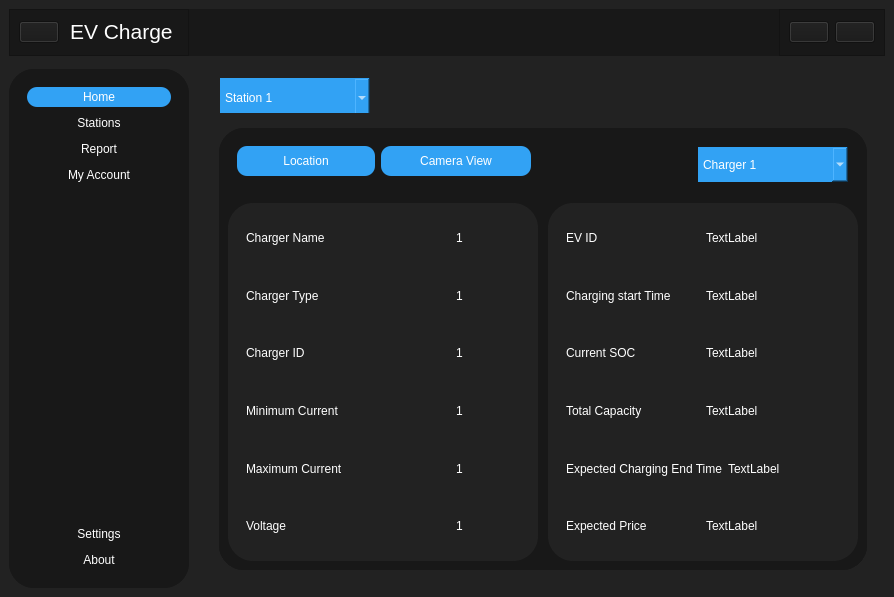
Old version of the form icons/main.ui in the repository Manjus17/project_EV.
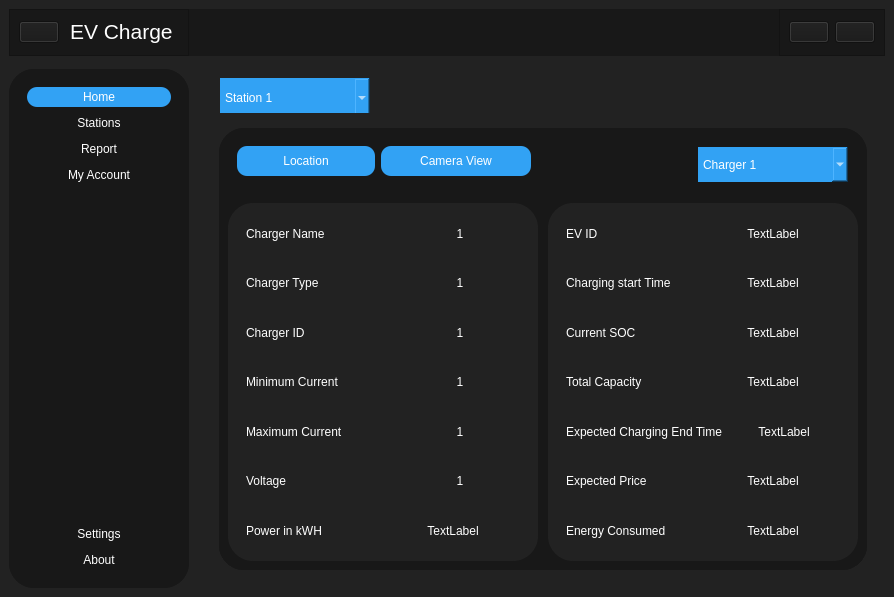
New version of the form. The open tabs and pages were chosen to show the change. Icons and pictures are not drawn. Custom widgets are drawn as their Qt base class.

```diff
--- a/icons/main.ui
+++ b/icons/main.ui
@@ -1166,7 +1166,7 @@
                                              </property>
                                             </widget>
                                            </item>
-                                           <item alignment="Qt::AlignHCenter">
+                                           <item>
                                             <widget class="QLabel" name="cname11_value_label">
                                              <property name="styleSheet">
                                               <string notr="true">color: rgb(255, 255, 255);
@@ -1175,6 +1175,9 @@
                                              <property name="text">
                                               <string>1</string>
                                              </property>
+                                             <property name="alignment">
+                                              <set>Qt::AlignCenter</set>
+                                             </property>
                                             </widget>
                                            </item>
                                           </layout>
@@ -1215,7 +1218,7 @@
                                              </property>
                                             </widget>
                                            </item>
-                                           <item alignment="Qt::AlignHCenter">
+                                           <item>
                                             <widget class="QLabel" name="ctype11_value_label">
                                              <property name="styleSheet">
                                               <string notr="true">color: rgb(255, 255, 255);
@@ -1224,6 +1227,9 @@
                                              <property name="text">
                                               <string>1</string>
                                              </property>
+                                             <property name="alignment">
+                                              <set>Qt::AlignCenter</set>
+                                             </property>
                                             </widget>
                                            </item>
                                           </layout>
@@ -1261,7 +1267,7 @@
                                              </property>
                                             </widget>
                                            </item>
-                                           <item alignment="Qt::AlignHCenter">
+                                           <item>
                                             <widget class="QLabel" name="cid11_value_label">
                                              <property name="styleSheet">
                                               <string notr="true">color: rgb(255, 255, 255);
@@ -1270,6 +1276,9 @@
                                              <property name="text">
                                               <string>1</string>
                                              </property>
+                                             <property name="alignment">
+                                              <set>Qt::AlignCenter</set>
+                                             </property>
                                             </widget>
                                            </item>
                                           </layout>
@@ -1304,7 +1313,7 @@
                                              </property>
                                             </widget>
                                            </item>
-                                           <item alignment="Qt::AlignHCenter">
+                                           <item>
                                             <widget class="QLabel" name="minc11_value_label">
                                              <property name="styleSheet">
                                               <string notr="true">color: rgb(255, 255, 255);
@@ -1313,6 +1322,9 @@
                                              <property name="text">
                                               <string>1</string>
                                              </property>
+                                             <property name="alignment">
+                                              <set>Qt::AlignCenter</set>
+                                             </property>
                                             </widget>
                                            </item>
                                           </layout>
@@ -1347,7 +1359,7 @@
                                              </property>
                                             </widget>
                                            </item>
-                                           <item alignment="Qt::AlignHCenter">
+                                           <item>
                                             <widget class="QLabel" name="maxc11_value_label">
                                              <property name="styleSheet">
                                               <string notr="true">color: rgb(255, 255, 255);
@@ -1356,6 +1368,9 @@
                                              <property name="text">
                                               <string>1</string>
                                              </property>
+                                             <property name="alignment">
+                                              <set>Qt::AlignCenter</set>
+                                             </property>
                                             </widget>
                                            </item>
                                           </layout>
@@ -1390,7 +1405,7 @@
                                              </property>
                                             </widget>
                                            </item>
-                                           <item alignment="Qt::AlignHCenter">
+                                           <item>
                                             <widget class="QLabel" name="voltage11_value_label">
                                              <property name="styleSheet">
                                               <string notr="true">color: rgb(255, 255, 255);
@@ -1399,6 +1414,46 @@
                                              <property name="text">
                                               <string>1</string>
                                              </property>
+                                             <property name="alignment">
+                                              <set>Qt::AlignCenter</set>
+                                             </property>
+                                            </widget>
+                                           </item>
+                                          </layout>
+                                         </widget>
+                                        </item>
+                                        <item>
+                                         <widget class="QFrame" name="power11_frame">
+                                          <property name="frameShape">
+                                           <enum>QFrame::StyledPanel</enum>
+                                          </property>
+                                          <property name="frameShadow">
+                                           <enum>QFrame::Raised</enum>
+                                          </property>
+                                          <layout class="QHBoxLayout" name="horizontalLayout_74">
+                                           <item>
+                                            <widget class="QLabel" name="power11_label">
+                                             <property name="styleSheet">
+                                              <string notr="true">color: rgb(255, 255, 255);
+font: 12pt &quot;Calibri&quot;;</string>
+                                             </property>
+                                             <property name="text">
+                                              <string>Power in kWH</string>
+                                             </property>
+                                            </widget>
+                                           </item>
+                                           <item>
+                                            <widget class="QLabel" name="power11_value_label">
+                                             <property name="styleSheet">
+                                              <string notr="true">color: rgb(255, 255, 255);
+font: 12pt &quot;Calibri&quot;;</string>
+                                             </property>
+                                             <property name="text">
+                                              <string>TextLabel</string>
+                                             </property>
+                                             <property name="alignment">
+                                              <set>Qt::AlignCenter</set>
+                                             </property>
                                             </widget>
                                            </item>
                                           </layout>
@@ -1454,6 +1509,9 @@
                                              <property name="text">
                                               <string>TextLabel</string>
                                              </property>
+                                             <property name="alignment">
+                                              <set>Qt::AlignCenter</set>
+                                             </property>
                                             </widget>
                                            </item>
                                           </layout>
@@ -1488,6 +1546,12 @@
                                              <property name="text">
                                               <string>TextLabel</string>
                                              </property>
+                                             <property name="textFormat">
+                                              <enum>Qt::AutoText</enum>
+                                             </property>
+                                             <property name="alignment">
+                                              <set>Qt::AlignCenter</set>
+                                             </property>
                                             </widget>
                                            </item>
                                           </layout>
@@ -1522,6 +1586,9 @@
                                              <property name="text">
                                               <string>TextLabel</string>
                                              </property>
+                                             <property name="alignment">
+                                              <set>Qt::AlignCenter</set>
+                                             </property>
                                             </widget>
                                            </item>
                                           </layout>
@@ -1556,6 +1623,9 @@
                                              <property name="text">
                                               <string>TextLabel</string>
                                              </property>
+                                             <property name="alignment">
+                                              <set>Qt::AlignCenter</set>
+                                             </property>
                                             </widget>
                                            </item>
                                           </layout>
@@ -1590,6 +1660,9 @@
                                              <property name="text">
                                               <string>TextLabel</string>
                                              </property>
+                                             <property name="alignment">
+                                              <set>Qt::AlignCenter</set>
+                                             </property>
                                             </widget>
                                            </item>
                                           </layout>
@@ -1624,6 +1697,46 @@
                                              <property name="text">
                                               <string>TextLabel</string>
                                              </property>
+                                             <property name="alignment">
+                                              <set>Qt::AlignCenter</set>
+                                             </property>
+                                            </widget>
+                                           </item>
+                                          </layout>
+                                         </widget>
+                                        </item>
+                                        <item>
+                                         <widget class="QFrame" name="ec11_frame">
+                                          <property name="frameShape">
+                                           <enum>QFrame::StyledPanel</enum>
+                                          </property>
+                                          <property name="frameShadow">
+                                           <enum>QFrame::Raised</enum>
+                                          </property>
+                                          <layout class="QHBoxLayout" name="horizontalLayout_75">
+                                           <item>
+                                            <widget class="QLabel" name="ec11_label">
+                                             <property name="styleSheet">
+                                              <string notr="true">color: rgb(255, 255, 255);
+font: 12pt &quot;Calibri&quot;;</string>
+                                             </property>
+                                             <property name="text">
+                                              <string>Energy Consumed</string>
+                                             </property>
+                                            </widget>
+                                           </item>
+                                           <item>
+                                            <widget class="QLabel" name="ec11_value_label">
+                                             <property name="styleSheet">
+                                              <string notr="true">color: rgb(255, 255, 255);
+font: 12pt &quot;Calibri&quot;;</string>
+                                             </property>
+                                             <property name="text">
+                                              <string>TextLabel</string>
+                                             </property>
+                                             <property name="alignment">
+                                              <set>Qt::AlignCenter</set>
+                                             </property>
                                             </widget>
                                            </item>
                                           </layout>
```
Left out of the diff: 390 changed lines with no effect on the pictures.
